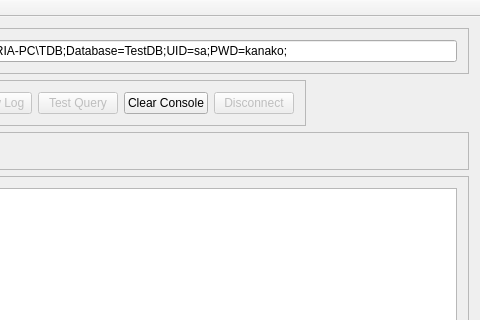
This is mainwindow.ui in Immac/TeoriaDB as Qt 5 draws it before an edit; both pictures show x 200 to 680 and y 0 to 320 of the 680 by 480 pixel window. The edited form follows.
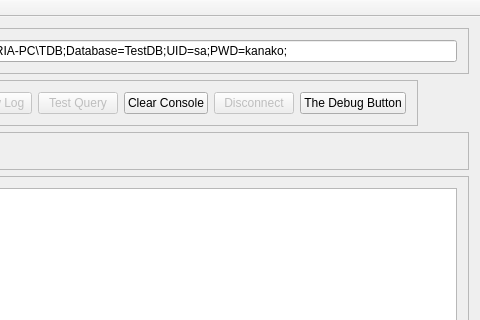
This is the edited form.

```diff
--- a/mainwindow.ui
+++ b/mainwindow.ui
@@ -121,6 +121,13 @@
          </property>
         </widget>
        </item>
+       <item>
+        <widget class="QPushButton" name="pb_theDebugButton">
+         <property name="text">
+          <string>The Debug Button</string>
+         </property>
+        </widget>
+       </item>
       </layout>
      </widget>
     </item>
```
